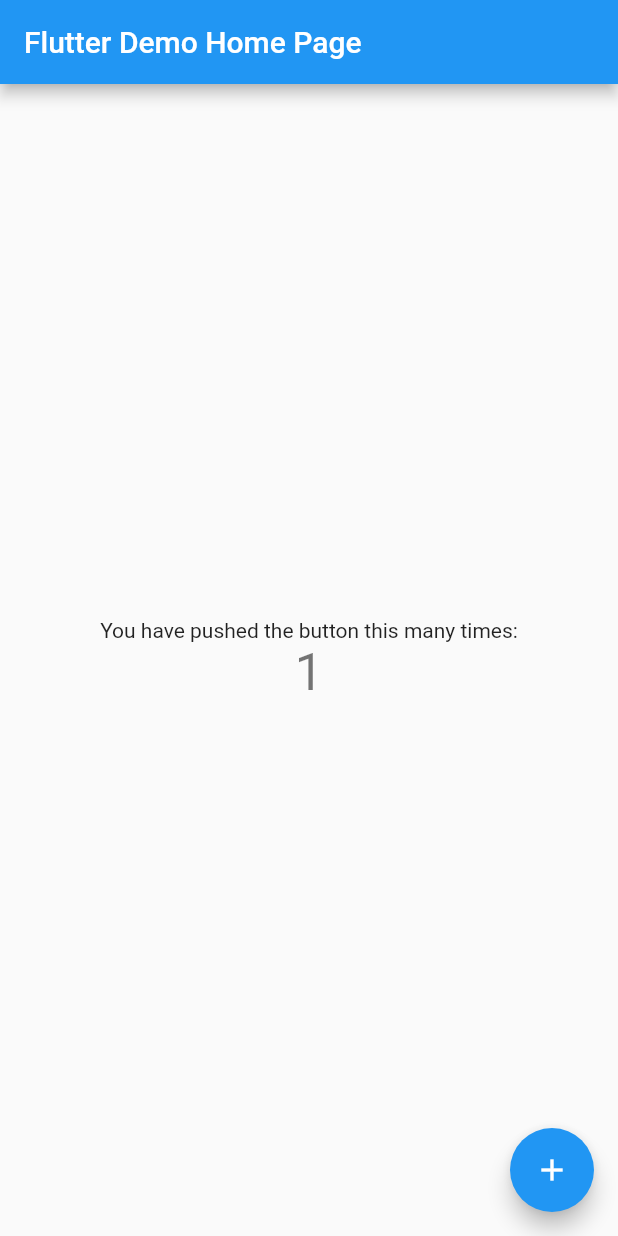
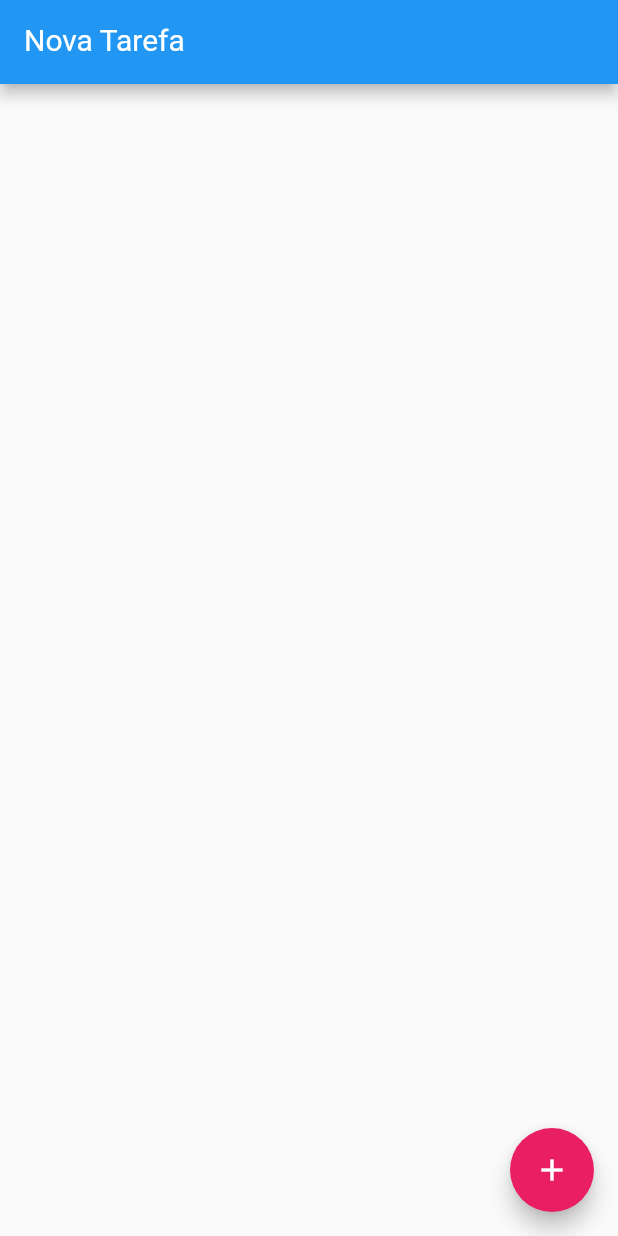
Before and after one commit to FidelisMatheus/FlutterApp, a Flutter app: the screen it shows after launch, after a tap on the "add" icon, on a phone screen of 412 x 824 dp. Run offline on Flutter 3.47's test engine with Material 2 defaults, Android fonts, the phone set to English and light mode, and no system bars; our stand-ins replace shared_preferences.

Commit message:
Aplicacao Completa

```diff
--- a/todo/lib/main.dart
+++ b/todo/lib/main.dart
@@ -1,115 +1,161 @@
+// @dart=2.9
+import 'dart:convert';
+
 import 'package:flutter/material.dart';
+import 'package:shared_preferences/shared_preferences.dart';
+
+import 'models/item.dart';
+//import 'package:flutter/cupertino.dart'; //ios
 
 void main() {
-  runApp(const MyApp());
+  runApp(const App()); //recebe uma widget - MyApp
 }
 
+class App extends StatelessWidget {
+  const App({Key key}) : super(key: key);
+
+  @override
+  Widget build(BuildContext context) {
+    return MaterialApp(
+      title: 'To Do App',
+      debugShowCheckedModeBanner: false,
+      theme: ThemeData(
+          //Swatch - paleta
+          primarySwatch: Colors.blue),
+      home: HomePage(),
+    );
+  }
+}
+
+class HomePage extends StatefulWidget {
+  var items = <Item>[];
+
+  HomePage() {
+    items = [];
+    // ctrl + k -> ctrl + c
+    // items.add(Item(title: "Banana", done: false));
+    // items.add(Item(title: "Abacate", done: true));
+    // items.add(Item(title: "Laranja", done: false));
+  }
+
+  @override
+  State<HomePage> createState() => _HomePageState();
+}
+
+class _HomePageState extends State<HomePage> {
+  var newTaskCtrl = TextEditingController(); //controlador do estado da tarefa
+
+  void add() {
+    if (newTaskCtrl.text.isEmpty) return;
+
+    setState(() {
+      widget.items.add(
+        Item(
+          title: newTaskCtrl.text,
+          done: false,
+        ),
+      );
+      newTaskCtrl.text = "";
+      save();
+    });
+  }
+
+  void remove(int index) {
+    setState(() {
+      widget.items.removeAt(index);
+    });
+    save();
+  }
+
+  Future load() async {
+    var prefs = await SharedPreferences.getInstance(); //aguarde até isso
+    var data = prefs.getString('data');
+
+    if (data != null) {
+      Iterable decoded = jsonDecode(data);
+      List<Item> result = decoded.map((x) => Item.fromJson(x)).toList();
+      setState(() {
+        widget.items = result;
+      });
+    }
+  }
+
+  save() async {
+    var prefs = await SharedPreferences.getInstance();
+    await prefs.setString('data', jsonEncode(widget.items));
+  }
+
+  _HomePageState() {
+    load();
+  }
+
+  @override
+  Widget build(BuildContext context) {
+    return Scaffold(
+      //esqueleto da aplicação
+      appBar: AppBar(
+        title: TextFormField(
+          controller: newTaskCtrl,
+          keyboardType: TextInputType.text,
+          style: const TextStyle(
+            color: Colors.white,
+            fontSize: 20,
+          ),
+          decoration: const InputDecoration(
+            labelText: "Nova Tarefa",
+            labelStyle: TextStyle(color: Colors.white),
+          ),
+        ),
+      ),
+      body: ListView.builder(
+        itemCount: widget.items.length,
+        itemBuilder: (BuildContext ctxt, int index) {
+          final item = widget.items[index];
+
+          return Dismissible(
+            child: CheckboxListTile(
+              title: Text(item.title.toString()),
+              value: item.done,
+              onChanged: (value) {
+                setState(() {
+                  item.done = value;
+                  save();
+                });
+              },
+            ),
+            key: Key(item.title.toString()),
+            background: Container(
+              color: Colors.red.withOpacity(0.2),
+            ),
+            onDismissed: (direction) {
+              remove(index);
+            },
+          );
+        }, //funcao
+      ),
+      floatingActionButton: FloatingActionButton(
+        onPressed: add, //sem () por apenas receber ele
+        child: Icon(Icons.add),
+        backgroundColor: Colors.pink,
+      ),
+    );
+  }
+}
+
+//fim de cada item colocar , para indentar
+/*  shift + alt + A
 class MyApp extends StatelessWidget {
   const MyApp({Key? key}) : super(key: key);
 
   // This widget is the root of your application.
   @override
   Widget build(BuildContext context) {
+    //foco principal do flutter MaterialApp
     return MaterialApp(
       title: 'Flutter Demo',
       theme: ThemeData(
-        // This is the theme of your application.
-        //
-        // Try running your application with "flutter run". You'll see the
-        // application has a blue toolbar. Then, without quitting the app, try
-        // changing the primarySwatch below to Colors.green and then invoke
-        // "hot reload" (press "r" in the console where you ran "flutter run",
-        // or simply save your changes to "hot reload" in a Flutter IDE).
-        // Notice that the counter didn't reset back to zero; the application
-        // is not restarted.
-        primarySwatch: Colors.blue,
-      ),
-      home: const MyHomePage(title: 'Flutter Demo Home Page'),
+          primarySwatch: Colors.green),
+      home: ,
     );
   }
-}
-
-class MyHomePage extends StatefulWidget {
-  const MyHomePage({Key? key, required this.title}) : super(key: key);
-
-  // This widget is the home page of your application. It is stateful, meaning
-  // that it has a State object (defined below) that contains fields that affect
-  // how it looks.
-
-  // This class is the configuration for the state. It holds the values (in this
-  // case the title) provided by the parent (in this case the App widget) and
-  // used by the build method of the State. Fields in a Widget subclass are
-  // always marked "final".
-
-  final String title;
-
-  @override
-  State<MyHomePage> createState() => _MyHomePageState();
-}
-
-class _MyHomePageState extends State<MyHomePage> {
-  int _counter = 0;
-
-  void _incrementCounter() {
-    setState(() {
-      // This call to setState tells the Flutter framework that something has
-      // changed in this State, which causes it to rerun the build method below
-      // so that the display can reflect the updated values. If we changed
-      // _counter without calling setState(), then the build method would not be
-      // called again, and so nothing would appear to happen.
-      _counter++;
-    });
-  }
-
-  @override
-  Widget build(BuildContext context) {
-    // This method is rerun every time setState is called, for instance as done
-    // by the _incrementCounter method above.
-    //
-    // The Flutter framework has been optimized to make rerunning build methods
-    // fast, so that you can just rebuild anything that needs updating rather
-    // than having to individually change instances of widgets.
-    return Scaffold(
-      appBar: AppBar(
-        // Here we take the value from the MyHomePage object that was created by
-        // the App.build method, and use it to set our appbar title.
-        title: Text(widget.title),
-      ),
-      body: Center(
-        // Center is a layout widget. It takes a single child and positions it
-        // in the middle of the parent.
-        child: Column(
-          // Column is also a layout widget. It takes a list of children and
-          // arranges them vertically. By default, it sizes itself to fit its
-          // children horizontally, and tries to be as tall as its parent.
-          //
-          // Invoke "debug painting" (press "p" in the console, choose the
-          // "Toggle Debug Paint" action from the Flutter Inspector in Android
-          // Studio, or the "Toggle Debug Paint" command in Visual Studio Code)
-          // to see the wireframe for each widget.
-          //
-          // Column has various properties to control how it sizes itself and
-          // how it positions its children. Here we use mainAxisAlignment to
-          // center the children vertically; the main axis here is the vertical
-          // axis because Columns are vertical (the cross axis would be
-          // horizontal).
-          mainAxisAlignment: MainAxisAlignment.center,
-          children: <Widget>[
-            const Text(
-              'You have pushed the button this many times:',
-            ),
-            Text(
-              '$_counter',
-              style: Theme.of(context).textTheme.headline4,
-            ),
-          ],
-        ),
-      ),
-      floatingActionButton: FloatingActionButton(
-        onPressed: _incrementCounter,
-        tooltip: 'Increment',
-        child: const Icon(Icons.add),
-      ), // This trailing comma makes auto-formatting nicer for build methods.
-    );
-  }
-}
+} */
--- /dev/null
+++ b/todo/lib/models/item.dart
@@ -0,0 +1,19 @@
+// @dart=2.9
+class Item {
+  String title;
+  bool done;
+
+  Item({this.title, this.done});
+
+  Item.fromJson(Map<String, dynamic> json) {
+    title = json['title'];
+    done = json['done'];
+  }
+
+  Map<String, dynamic> toJson() {
+    final Map<String, dynamic> data = new Map<String, dynamic>();
+    data['title'] = this.title;
+    data['done'] = this.done;
+    return data;
+  }
+}
--- a/todo/pubspec.yaml
+++ b/todo/pubspec.yaml
@@ -18,7 +18,7 @@ publish_to: 'none' # Remove this line if you wish to publish to pub.dev
 version: 1.0.0+1
 
 environment:
-  sdk: ">=2.15.1 <3.0.0"
+  sdk: ">=2.12.0 <3.0.0"
 
 # Dependencies specify other packages that your package needs in order to work.
 # To automatically upgrade your package dependencies to the latest versions
@@ -34,6 +34,7 @@ dependencies:
   # The following adds the Cupertino Icons font to your application.
   # Use with the CupertinoIcons class for iOS style icons.
   cupertino_icons: ^1.0.2
+  shared_preferences: ^0.5.3
 
 dev_dependencies:
   flutter_test:
```
Also changed, not shown: todo/pubspec.lock, 1 other file.
